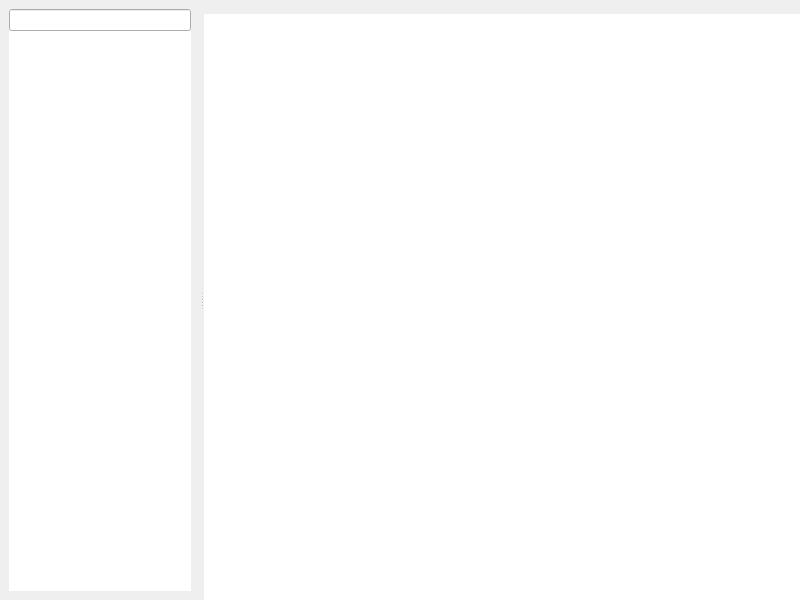
Old version of the form mainwindow.ui in the repository AngryFender/Remini.
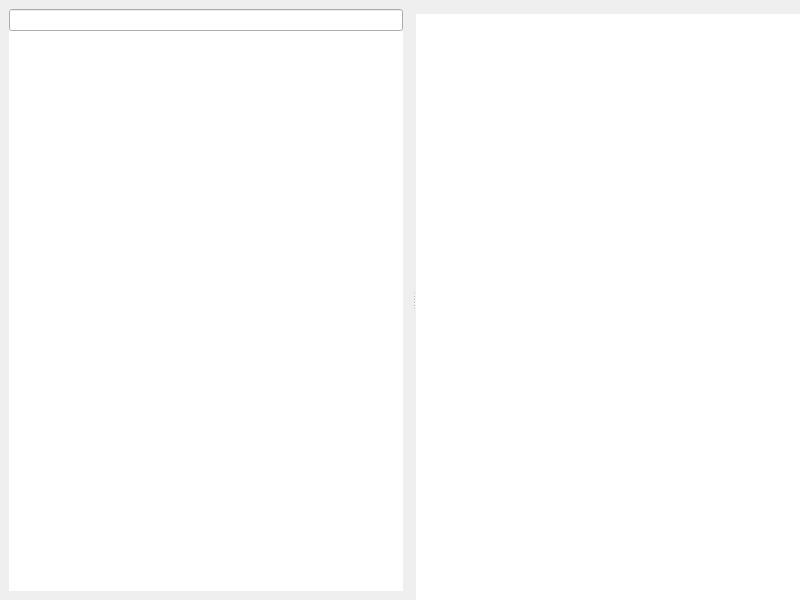
New version of the form. Custom widgets are drawn as their Qt base class.

Commit message: Github Issue #48: Committing the file which was missed in the last commit of this issue.

Diff of the .ui file:
```diff
--- a/mainwindow.ui
+++ b/mainwindow.ui
@@ -53,7 +53,7 @@
       <widget class="QFrame" name="verticalFrame_2">
        <property name="maximumSize">
         <size>
-         <width>200</width>
+         <width>1677215</width>
          <height>16777215</height>
         </size>
        </property>
@@ -71,7 +71,7 @@
           </property>
           <property name="maximumSize">
            <size>
-            <width>200</width>
+            <width>16777215</width>
             <height>16777215</height>
            </size>
           </property>
@@ -99,7 +99,7 @@
           </property>
           <property name="maximumSize">
            <size>
-            <width>200</width>
+            <width>16777215</width>
             <height>16777215</height>
            </size>
           </property>
@@ -157,6 +157,12 @@
         </item>
         <item>
          <widget class="MkEdit" name="uiTextView">
+          <property name="minimumSize">
+           <size>
+            <width>0</width>
+            <height>0</height>
+           </size>
+          </property>
           <property name="styleSheet">
            <string notr="true"/>
           </property>
```
